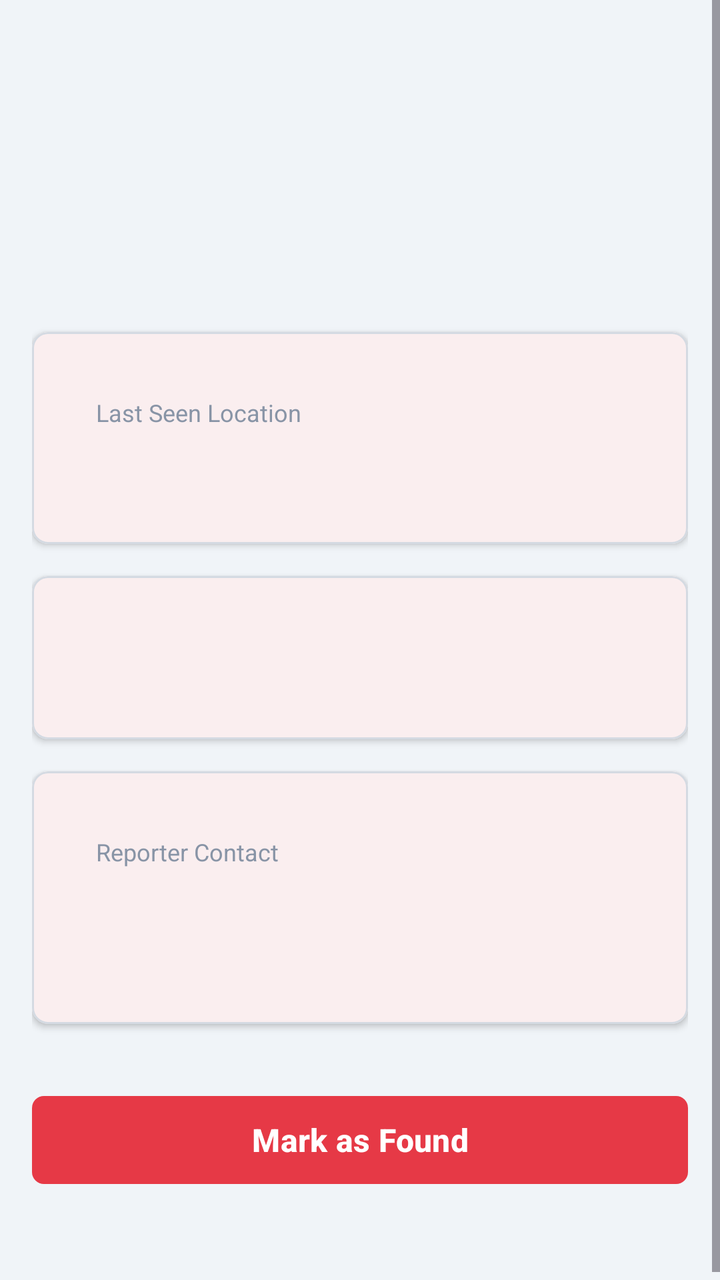
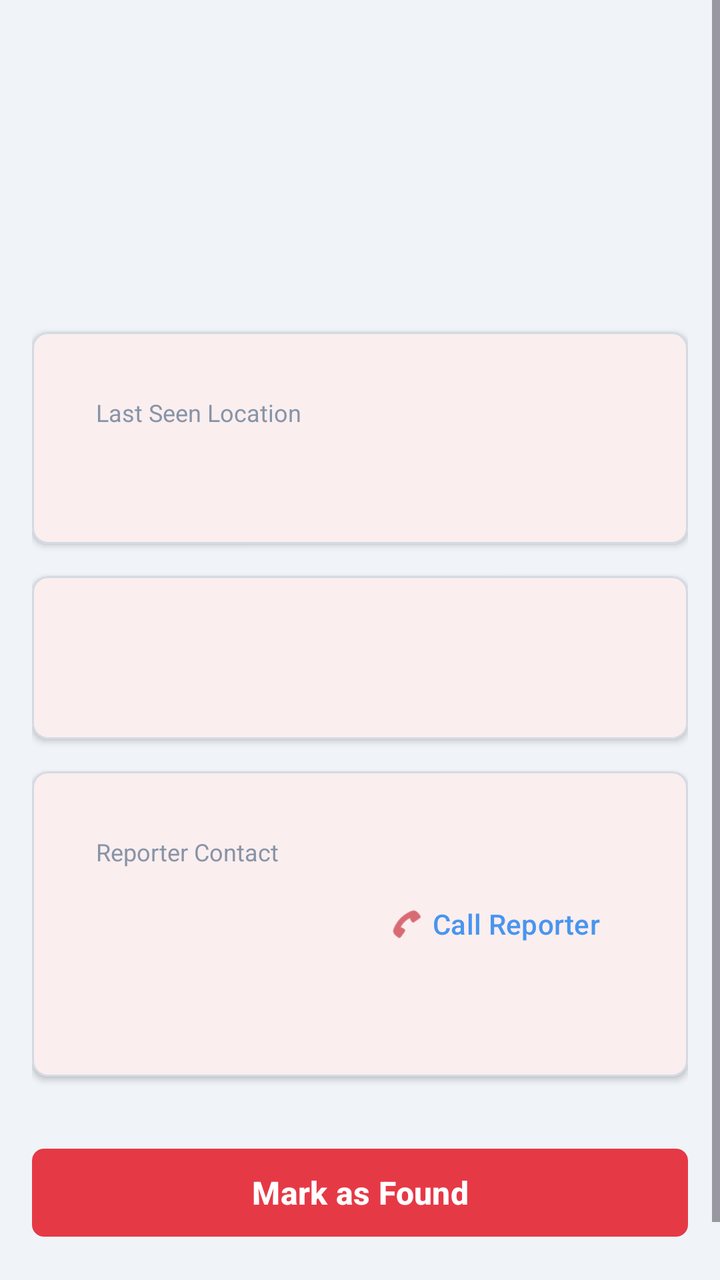

Screens rendered from an Android XML layout before and after an edit, with the pre-edit source and the edit as a unified diff.
<!-- AndroidManifest.xml: application theme Theme.NISHAAN -->
<!-- res/layout/fragment_missing_detail.xml -->
<?xml version="1.0" encoding="utf-8"?>
<ScrollView xmlns:android="http://schemas.android.com/apk/res/android"
    android:layout_width="match_parent"
    android:layout_height="match_parent"
    android:background="?attr/android:colorBackground">

    <LinearLayout
        android:layout_width="match_parent"
        android:layout_height="wrap_content"
        android:orientation="vertical"
        android:padding="@dimen/spacing_md">

        
        <ImageView
            android:id="@+id/personPhoto"
            android:layout_width="match_parent"
            android:layout_height="200dp"
            android:layout_marginTop="@dimen/spacing_xxl"
            android:scaleType="centerCrop"
            android:visibility="gone"
            android:contentDescription="@null" />

        
        <LinearLayout
            android:layout_width="match_parent"
            android:layout_height="wrap_content"
            android:layout_marginTop="@dimen/spacing_lg"
            android:gravity="center_vertical"
            android:orientation="horizontal">

            <TextView
                android:id="@+id/personName"
                style="@style/TextDisplay"
                android:layout_width="0dp"
                android:layout_height="wrap_content"
                android:layout_weight="1" />

            <TextView
                android:id="@+id/statusBadge"
                style="@style/TextBadge"
                android:layout_width="wrap_content"
                android:layout_height="wrap_content"
                android:paddingHorizontal="@dimen/dimen_badge_padding_h"
                android:paddingVertical="@dimen/dimen_badge_padding_v" />
        </LinearLayout>

        
        <TextView
            android:id="@+id/personDetails"
            style="@style/TextBodyLarge"
            android:layout_width="match_parent"
            android:layout_height="wrap_content"
            android:layout_marginTop="@dimen/spacing_sm" />

        <TextView
            android:id="@+id/descriptionText"
            style="@style/TextBodyMedium"
            android:layout_width="match_parent"
            android:layout_height="wrap_content"
            android:layout_marginTop="@dimen/spacing_md" />

        
        <com.google.android.material.card.MaterialCardView
            style="@style/NishaanCard"
            android:layout_width="match_parent"
            android:layout_height="wrap_content"
            android:layout_marginTop="@dimen/spacing_lg">
            <LinearLayout
                android:layout_width="match_parent"
                android:layout_height="wrap_content"
                android:orientation="vertical"
                android:padding="@dimen/spacing_md">
                <TextView style="@style/TextCaption"
                    android:layout_width="wrap_content" android:layout_height="wrap_content"
                    android:text="Last Seen Location" />
                <TextView android:id="@+id/lastSeenText" style="@style/TextBodyLarge"
                    android:layout_width="match_parent" android:layout_height="wrap_content"
                    android:layout_marginTop="@dimen/spacing_xs" />
            </LinearLayout>
        </com.google.android.material.card.MaterialCardView>

        
        <com.google.android.material.card.MaterialCardView
            style="@style/NishaanCard"
            android:layout_width="match_parent"
            android:layout_height="wrap_content"
            android:layout_marginTop="@dimen/spacing_md">
            <LinearLayout
                android:layout_width="match_parent"
                android:layout_height="wrap_content"
                android:orientation="vertical"
                android:padding="@dimen/spacing_md">
                <TextView android:id="@+id/matcherStatusText" style="@style/TextMono"
                    android:layout_width="match_parent" android:layout_height="wrap_content" />
                <TextView android:id="@+id/linkedCrisisText" style="@style/TextBodyMedium"
                    android:layout_width="match_parent" android:layout_height="wrap_content"
                    android:layout_marginTop="@dimen/spacing_xs" android:visibility="gone" />
            </LinearLayout>
        </com.google.android.material.card.MaterialCardView>

        
        <com.google.android.material.card.MaterialCardView
            style="@style/NishaanCard"
            android:layout_width="match_parent"
            android:layout_height="wrap_content"
            android:layout_marginTop="@dimen/spacing_md">
            <LinearLayout
                android:layout_width="match_parent"
                android:layout_height="wrap_content"
                android:orientation="vertical"
                android:padding="@dimen/spacing_md">
                <TextView style="@style/TextCaption"
                    android:layout_width="wrap_content" android:layout_height="wrap_content"
                    android:text="@string/missing_detail_reporter_phone" />
                <TextView android:id="@+id/reporterPhoneText" style="@style/TextBodyLarge"
                    android:layout_width="match_parent" android:layout_height="wrap_content"
                    android:layout_marginTop="@dimen/spacing_xs" />
                <TextView android:id="@+id/reporterRelationshipText" style="@style/TextCaption"
                    android:layout_width="match_parent" android:layout_height="wrap_content"
                    android:layout_marginTop="@dimen/spacing_xs" />
            </LinearLayout>
        </com.google.android.material.card.MaterialCardView>

        
        <com.google.android.material.button.MaterialButton
            android:id="@+id/btnMarkFound"
            style="@style/PrimaryButton"
            android:layout_width="match_parent"
            android:layout_height="wrap_content"
            android:layout_marginTop="@dimen/spacing_xl"
            android:layout_marginBottom="@dimen/spacing_xl"
            android:text="@string/btn_mark_found" />
    </LinearLayout>
</ScrollView>
<!-- resources referenced by this layout -->
<resources>
  <dimen name="dimen_badge_padding_h">8dp</dimen>
  <dimen name="dimen_badge_padding_v">4dp</dimen>
  <dimen name="spacing_lg">24dp</dimen>
  <dimen name="spacing_md">16dp</dimen>
  <dimen name="spacing_sm">8dp</dimen>
  <dimen name="spacing_xl">32dp</dimen>
  <dimen name="spacing_xs">4dp</dimen>
  <dimen name="spacing_xxl">48dp</dimen>
  <string name="btn_mark_found">Mark as Found</string>
  <string name="missing_detail_reporter_phone">Reporter Contact</string>
  <style name="NishaanCard" parent="Widget.Material3.CardView.Filled">
          <item name="cardBackgroundColor">?attr/colorSurface</item>
          <item name="cardCornerRadius">@dimen/dimen_card_corner_radius</item>
          <item name="cardElevation">@dimen/dimen_card_elevation</item>
          <item name="strokeWidth">@dimen/dimen_card_stroke_width</item>
          <item name="strokeColor">?attr/colorOutlineVariant</item>
          <item name="contentPadding">@dimen/dimen_card_padding</item>
      </style>
  <style name="PrimaryButton" parent="Widget.Material3.Button">
          <item name="backgroundTint">@color/color_primary</item>
          <item name="android:textColor">@color/white</item>
          <item name="android:textSize">16sp</item>
          <item name="android:textStyle">bold</item>
          <item name="cornerRadius">@dimen/dimen_button_corner_radius</item>
          <item name="android:minHeight">@dimen/dimen_button_height</item>
          <item name="elevation">0dp</item>
      </style>
  <style name="TextBadge">
          <item name="android:textSize">11sp</item>
          <item name="android:textStyle">bold</item>
          <item name="android:textAllCaps">true</item>
      </style>
  <style name="TextBodyLarge">
          <item name="android:textSize">16sp</item>
          <item name="android:textColor">?attr/colorOnBackground</item>
      </style>
  <style name="TextBodyMedium">
          <item name="android:textSize">14sp</item>
          <item name="android:textColor">?attr/colorOnSurface</item>
      </style>
  <style name="TextCaption">
          <item name="android:textSize">12sp</item>
          <item name="android:textColor">?attr/colorOnSurfaceVariant</item>
      </style>
  <style name="TextDisplay">
          <item name="android:textSize">28sp</item>
          <item name="android:textStyle">bold</item>
          <item name="android:textColor">?attr/colorOnBackground</item>
      </style>
  <style name="TextMono">
          <item name="android:textSize">13sp</item>
          <item name="android:fontFamily">monospace</item>
          <item name="android:textColor">?attr/colorOnSurface</item>
      </style>
  <style name="Theme.NISHAAN" parent="Base.Theme.NISHAAN" />
  <dimen name="dimen_card_corner_radius">8dp</dimen>
  <dimen name="dimen_card_elevation">2dp</dimen>
  <dimen name="dimen_card_stroke_width">1dp</dimen>
  <dimen name="dimen_card_padding">16dp</dimen>
  <color name="color_primary">#E63946</color>
  <color name="white">#FFFFFFFF</color>
  <dimen name="dimen_button_corner_radius">6dp</dimen>
  <dimen name="dimen_button_height">52dp</dimen>
  <color name="color_primary_light">#C1121F</color>
  <color name="color_background_light">#F0F4F8</color>
  <color name="color_on_background_light">#0D1117</color>
  <color name="color_surface_light">#FFFFFF</color>
  <color name="color_on_surface_light">#3D4A5C</color>
  <color name="color_surface_variant_light">#E8ECF0</color>
  <color name="color_on_surface_muted_light">#8894A6</color>
  <color name="color_divider_light">#D4DAE2</color>
  <!-- unchanged entries left out for length: 1 -->
</resources>

<!-- the commit's change to res/layout/fragment_missing_detail.xml (unified diff, before → after) -->
@@ -1,5 +1,6 @@
 <?xml version="1.0" encoding="utf-8"?>
 <ScrollView xmlns:android="http://schemas.android.com/apk/res/android"
+    xmlns:app="http://schemas.android.com/apk/res-auto"
     android:layout_width="match_parent"
     android:layout_height="match_parent"
     android:background="?attr/android:colorBackground">
@@ -112,11 +113,35 @@
                 <TextView style="@style/TextCaption"
                     android:layout_width="wrap_content" android:layout_height="wrap_content"
                     android:text="@string/missing_detail_reporter_phone" />
-                <TextView android:id="@+id/reporterPhoneText" style="@style/TextBodyLarge"
-                    android:layout_width="match_parent" android:layout_height="wrap_content"
-                    android:layout_marginTop="@dimen/spacing_xs" />
-                <TextView android:id="@+id/reporterRelationshipText" style="@style/TextCaption"
-                    android:layout_width="match_parent" android:layout_height="wrap_content"
+
+                <LinearLayout
+                    android:layout_width="match_parent"
+                    android:layout_height="wrap_content"
+                    android:layout_marginTop="@dimen/spacing_xs"
+                    android:gravity="center_vertical"
+                    android:orientation="horizontal">
+
+                    <TextView
+                        android:id="@+id/reporterPhoneText"
+                        style="@style/TextBodyLarge"
+                        android:layout_width="0dp"
+                        android:layout_height="wrap_content"
+                        android:layout_weight="1" />
+
+                    <com.google.android.material.button.MaterialButton
+                        android:id="@+id/btnCallReporter"
+                        style="@style/TextButton"
+                        android:layout_width="wrap_content"
+                        android:layout_height="wrap_content"
+                        android:text="@string/btn_call_reporter"
+                        app:icon="@android:drawable/ic_menu_call" />
+                </LinearLayout>
+
+                <TextView
+                    android:id="@+id/reporterRelationshipText"
+                    style="@style/TextCaption"
+                    android:layout_width="match_parent"
+                    android:layout_height="wrap_content"
                     android:layout_marginTop="@dimen/spacing_xs" />
             </LinearLayout>
         </com.google.android.material.card.MaterialCardView>
<!-- resource entries referenced after the edit -->
@@ -8,6 +8,7 @@
   <dimen name="spacing_xl">32dp</dimen>
   <dimen name="spacing_xs">4dp</dimen>
   <dimen name="spacing_xxl">48dp</dimen>
+  <string name="btn_call_reporter">Call Reporter</string>
   <string name="btn_mark_found">Mark as Found</string>
   <string name="missing_detail_reporter_phone">Reporter Contact</string>
   <style name="NishaanCard" parent="Widget.Material3.CardView.Filled">
@@ -40,6 +41,9 @@
           <item name="android:textSize">14sp</item>
           <item name="android:textColor">?attr/colorOnSurface</item>
       </style>
+  <style name="TextButton" parent="Widget.Material3.Button.TextButton">
+          <item name="android:textColor">@color/color_accent_info</item>
+      </style>
   <style name="TextCaption">
           <item name="android:textSize">12sp</item>
           <item name="android:textColor">?attr/colorOnSurfaceVariant</item>
@@ -63,6 +67,7 @@
   <color name="white">#FFFFFFFF</color>
   <dimen name="dimen_button_corner_radius">6dp</dimen>
   <dimen name="dimen_button_height">52dp</dimen>
+  <color name="color_accent_info">#4895EF</color>
   <color name="color_primary_light">#C1121F</color>
   <color name="color_background_light">#F0F4F8</color>
   <color name="color_on_background_light">#0D1117</color>
